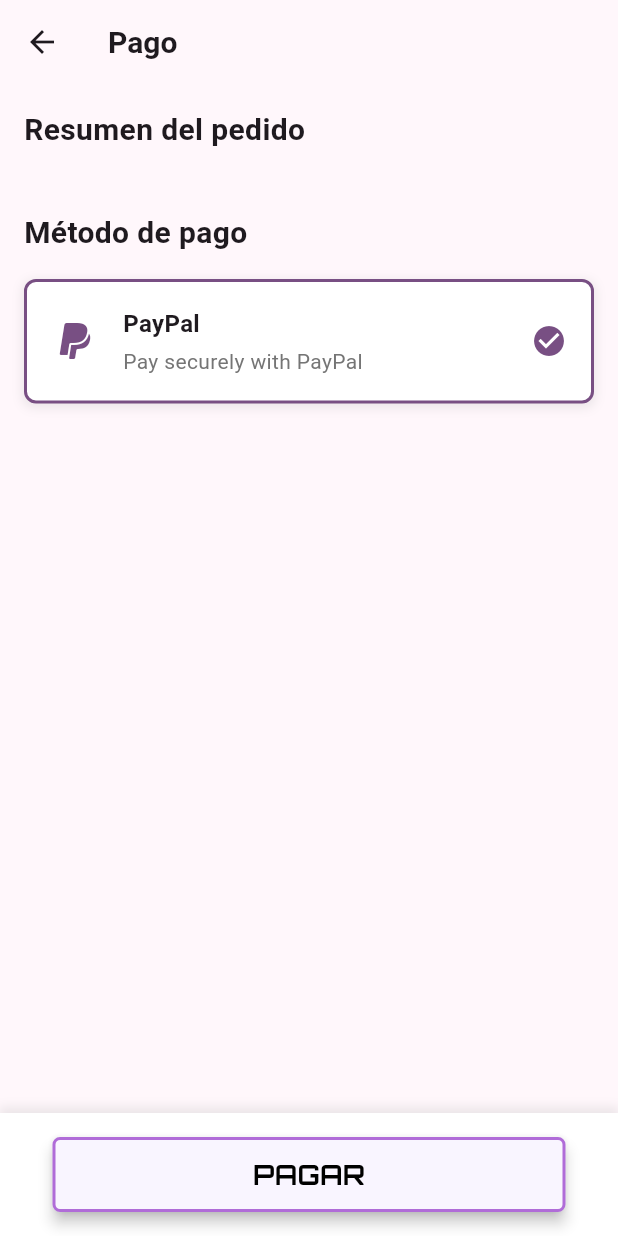
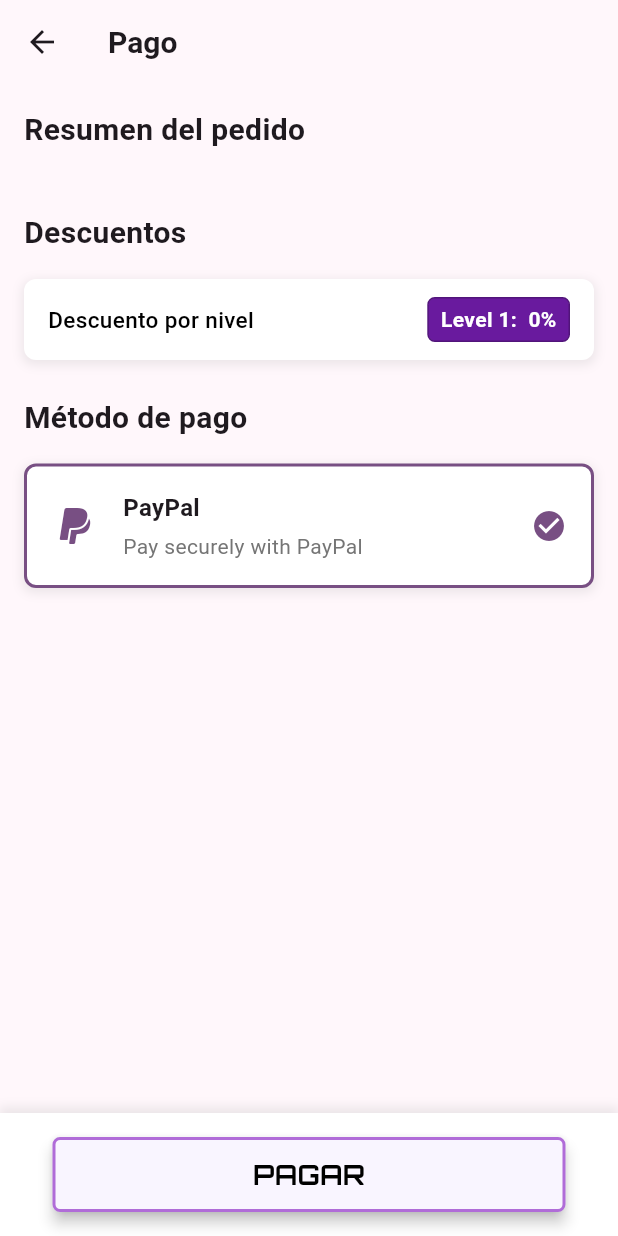
Before and after one commit to RafBel94/bossloot_mobile, a Flutter app: the CheckoutScreen screen opened by its route, on a phone screen of 412 x 824 dp. Run offline on Flutter 3.47's test engine with Material 3 defaults, Android fonts, the phone set to English and light mode, and no system bars; our stand-ins replace flutter_dotenv, flutter_svg, google_fonts, image_picker, loading_indicator, shared_preferences and 1 more; accounts and stored records are empty; generated files the repository leaves out were written again; network calls fail.

Commit message:
Apply user level discount to purchases

```diff
--- a/lib/config/lang/app_en.arb
+++ b/lib/config/lang/app_en.arb
@@ -650,6 +650,11 @@
         "description": "Text for the empty cart button on the cart screen"
     },
 
+    "cart_screen_special_discount_label": "Special Discount:",
+    "@cart_screen_special_discount_label": {
+        "description": "Text for the special discount label on the cart screen"
+    },
+
 
 
 
@@ -661,6 +666,16 @@
     "checkout_screen_order_summary_label": "Order Summary",
     "@checkout_screen_order_summary_label": {
         "description": "Text for the order summary label on the checkout screen"
+    },
+
+    "checkout_screen_discounts_label": "Discounts",
+    "@checkout_screen_discounts_label": {
+        "description": "Text for the discounts label on the checkout screen"
+    },
+
+    "checkout_screen_level_discount_label": "Level Discount",
+    "@checkout_screen_level_discount_label": {
+        "description": "Text for the level discount label on the checkout screen"
     },
 
     "checkout_screen_payment_method_label": "Payment Method",
--- a/lib/config/lang/app_es.arb
+++ b/lib/config/lang/app_es.arb
@@ -648,6 +648,11 @@
         "description": "Text for the empty cart button on the cart screen"
     },
 
+    "cart_screen_special_discount_label": "Descuento especial:",
+    "@cart_screen_special_discount_label": {
+        "description": "Text for the special discount label on the cart screen"
+    },
+
 
 
 
@@ -659,6 +664,16 @@
     "checkout_screen_order_summary_label": "Resumen del pedido",
     "@checkout_screen_order_summary_label": {
         "description": "Text for the order summary label on the checkout screen"
+    },
+
+    "checkout_screen_discounts_label": "Descuentos",
+    "@checkout_screen_discounts_label": {
+        "description": "Text for the discounts label on the checkout screen"
+    },
+
+    "checkout_screen_level_discount_label": "Descuento por nivel",
+    "@checkout_screen_level_discount_label": {
+        "description": "Text for the level discount label on the checkout screen"
     },
 
     "checkout_screen_payment_method_label": "Método de pago",
--- a/lib/screens/main_screen/checkout_screen/checkout_screen.dart
+++ b/lib/screens/main_screen/checkout_screen/checkout_screen.dart
@@ -1,12 +1,15 @@
 // lib/screens/checkout_screen.dart
 // ignore_for_file: use_build_context_synchronously, library_private_types_in_public_api
 
+import 'package:bossloot_mobile/domain/models/user.dart';
 import 'package:bossloot_mobile/providers/cart/cart_provider.dart';
 import 'package:bossloot_mobile/providers/coin_exchange_provider.dart';
 import 'package:bossloot_mobile/providers/orders/order_provider.dart';
+import 'package:bossloot_mobile/providers/user_provider.dart';
 import 'package:bossloot_mobile/screens/main_screen/paypal_screen/paypal_payment_screen.dart';
 import 'package:bossloot_mobile/widgets/shared/custom_elevated_button.dart';
 import 'package:flutter/material.dart';
+import 'package:google_fonts/google_fonts.dart';
 import 'package:provider/provider.dart';
 import 'package:flutter_gen/gen_l10n/app_localizations.dart';
 
@@ -25,6 +28,7 @@ class _CheckoutScreenState extends State<CheckoutScreen> {
     final cartProvider = Provider.of<CartProvider>(context);
     final CoinExchangeProvider coinExchangeProvider =Provider.of<CoinExchangeProvider>(context);
     final orderProvider = Provider.of<OrderProvider>(context);
+    final userProvider = Provider.of<UserProvider>(context);
 
     return Scaffold(
       appBar: AppBar(
@@ -59,6 +63,21 @@ class _CheckoutScreenState extends State<CheckoutScreen> {
 
                 SizedBox(height: 24),
 
+                // Discounts
+                if (userProvider.currentUser!.level != 1)
+                  ...[
+                    Text(
+                      AppLocalizations.of(context)!.checkout_screen_discounts_label,
+                      style: TextStyle(
+                        fontSize: 20,
+                        fontWeight: FontWeight.bold,
+                      ),
+                    ),
+                    SizedBox(height: 16),
+
+                    _buildDiscountSection(userProvider),
+                    SizedBox(height: 24),
+
                     // Payment methods
                     Text(
                       AppLocalizations.of(context)!.checkout_screen_payment_method_label,
@@ -68,6 +87,7 @@ class _CheckoutScreenState extends State<CheckoutScreen> {
                       ),
                     ),
                     SizedBox(height: 16),
+                  ],
 
                 _buildPaymentMethodOption(
                   icon: Icons.paypal,
@@ -277,6 +297,58 @@ class _CheckoutScreenState extends State<CheckoutScreen> {
     );
   }
 
+  Widget _buildDiscountSection(UserProvider userProvider) {
+
+    return Container(
+      padding: EdgeInsets.symmetric(horizontal: 16, vertical: 12),
+      decoration: BoxDecoration(
+        borderRadius: BorderRadius.circular(8),
+        color: Colors.white,
+        boxShadow: [
+          BoxShadow(
+            color: const Color.fromRGBO(158, 158, 158, 0.2),
+            spreadRadius: 1,
+            blurRadius: 5,
+            offset: Offset(0, 2),
+          ),
+        ],
+      ),
+      child: Row(
+        mainAxisAlignment: MainAxisAlignment.spaceBetween,
+        children: [
+          Text(
+            AppLocalizations.of(context)!.checkout_screen_level_discount_label,
+            style: TextStyle(
+              fontSize: 15,
+              fontWeight: FontWeight.w500,
+              color: Colors.black,
+            ),
+          ),
+
+          Container(
+            padding: const EdgeInsets.symmetric(horizontal: 8, vertical: 4),
+            decoration: BoxDecoration(
+              color: const Color.fromARGB(255, 105, 26, 158),
+              borderRadius: BorderRadius.circular(5),
+              border: Border.all(
+                color: const Color.fromARGB(255, 81, 20, 122),
+                width: 1,
+              ),
+            ),
+            child: Text(
+              _getUserDiscount(userProvider.currentUser),
+              style: TextStyle(
+                color: Colors.white,
+                fontSize: 14,
+                fontWeight: FontWeight.bold,
+              ),
+            ),
+          ),
+        ],
+      ),
+    );
+  }
+
   Widget _buildBottomBar(BuildContext context) {
 
     return Container(
@@ -357,4 +429,19 @@ class _CheckoutScreenState extends State<CheckoutScreen> {
       });
     }
   }
+
+  String _getUserDiscount(User? user) {
+    switch (user!.level) {
+      case 1:
+        return 'Level 1:  0%';
+      case 2:
+        return 'Level 2:  - 5%';
+      case 3:
+        return 'Level 3:  - 10%';
+      case 4:
+        return 'Level 4:  - 15%';
+      default:
+        return 'Level 1:  0%';
     }
+  }
+}
```
Also changed, not shown: lib/screens/main_screen/cart_screen/cart_screen.dart (+70 -20 lines). Lines whose indentation alone changed are shown as unchanged.
